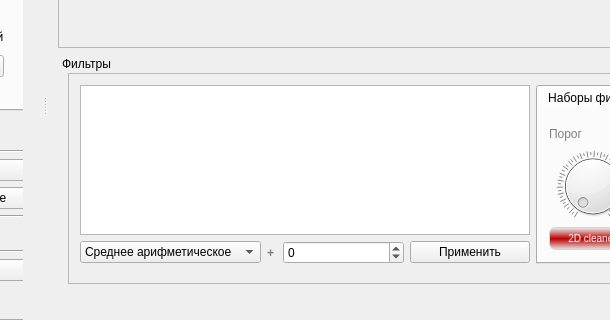
First picture: the form in noise/mainwindow.ui, repository einzige/Multichannel-noise-generator, before the edit; both pictures show x 208 to 818 and y 283 to 603 of the 1147 by 778 pixel window.
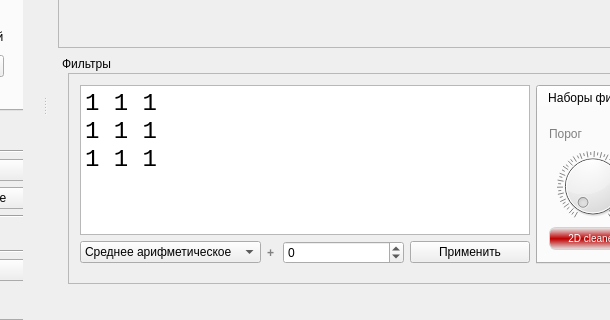
Second picture: the form after the edit.

Diff of the .ui file:
```diff
--- a/noise/mainwindow.ui
+++ b/noise/mainwindow.ui
@@ -155,13 +155,44 @@
                       <height>0</height>
                      </size>
                     </property>
+                    <property name="font">
+                     <font>
+                      <family>Monospace</family>
+                      <pointsize>18</pointsize>
+                      <weight>50</weight>
+                      <bold>false</bold>
+                      <stylestrategy>PreferAntialias</stylestrategy>
+                     </font>
+                    </property>
+                    <property name="layoutDirection">
+                     <enum>Qt::LeftToRight</enum>
+                    </property>
                     <property name="styleSheet">
-                     <string notr="true">font-weight: bold;
-font-size: 20px;</string>
+                     <string notr="true"/>
+                    </property>
+                    <property name="frameShadow">
+                     <enum>QFrame::Sunken</enum>
+                    </property>
+                    <property name="documentTitle">
+                     <string comment="Сюда матрицу пишем" extracomment="Сюда маску"/>
                     </property>
                     <property name="lineWrapMode">
                      <enum>QPlainTextEdit::NoWrap</enum>
                     </property>
+                    <property name="plainText">
+                     <string>1 1 1
+1 1 1
+1 1 1</string>
+                    </property>
+                    <property name="textInteractionFlags">
+                     <set>Qt::LinksAccessibleByKeyboard|Qt::LinksAccessibleByMouse|Qt::TextBrowserInteraction|Qt::TextEditable|Qt::TextEditorInteraction|Qt::TextSelectableByKeyboard|Qt::TextSelectableByMouse</set>
+                    </property>
+                    <property name="backgroundVisible">
+                     <bool>false</bool>
+                    </property>
+                    <property name="centerOnScroll">
+                     <bool>false</bool>
+                    </property>
                    </widget>
                   </item>
                   <item>
```
